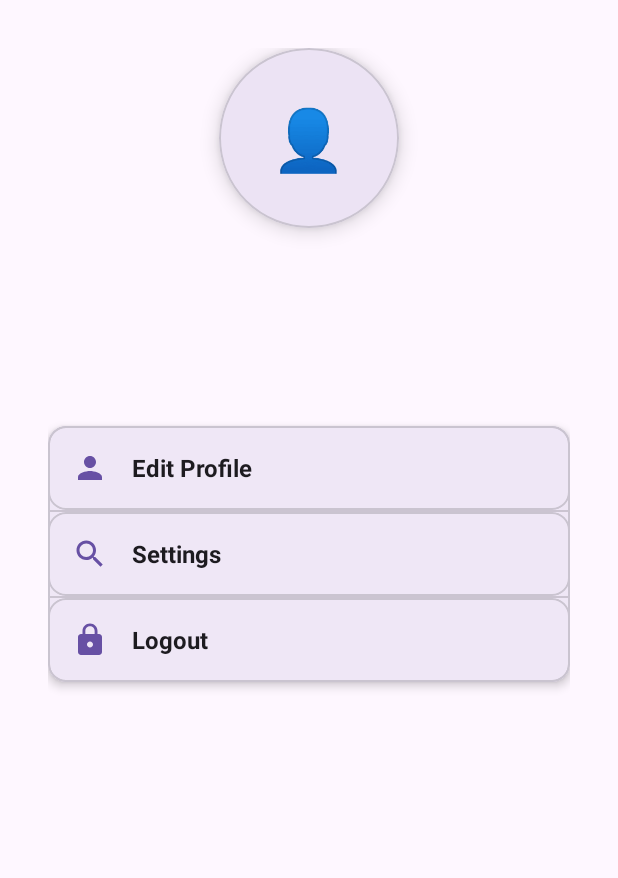
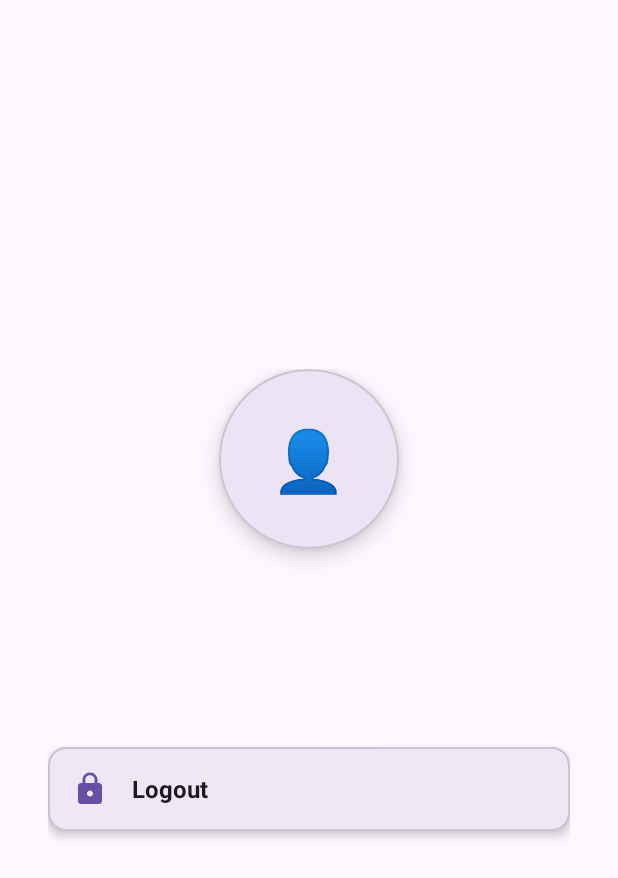
Before and after one commit to jmrec/DyipQrXml, an Android app: the fragment UserProfileFragment shown on its own in the app's theme, on a phone screen of 412 x 824 dp. Shown: the top 878 px of the screen. Run offline under Robolectric (Android 15) with nearby library versions, the phone set to English and light mode, and no system bars; 1 statement that could not run was skipped.

Commit message:
feat: remove update profile and settings

```diff
--- a/app/src/main/res/layout/fragment_user_profile.xml
+++ b/app/src/main/res/layout/fragment_user_profile.xml
@@ -10,7 +10,7 @@
         android:layout_width="match_parent"
         android:layout_height="wrap_content"
         android:orientation="vertical"
-        android:gravity="center_horizontal">
+        android:gravity="center_vertical">
 
         <!-- Profile Header -->
         <LinearLayout
@@ -58,7 +58,7 @@
                 android:id="@+id/textEmail"
                 android:layout_width="wrap_content"
                 android:layout_height="wrap_content"
-                android:text="Manage your account settings"
+                android:text=""
                 android:textColor="?attr/colorOnSurfaceVariant"
                 android:textSize="16sp" />
 
@@ -79,94 +79,94 @@
                 android:orientation="vertical">
 
                 <!-- Edit Profile -->
-                <com.google.android.material.card.MaterialCardView
-                    android:id="@+id/cardEditProfile"
-                    android:layout_width="match_parent"
-                    android:layout_height="wrap_content"
-                    app:cardBackgroundColor="?attr/colorSurface"
-                    app:cardElevation="0dp"
-                    android:clickable="true"
-                    android:focusable="true"
-                    android:foreground="?attr/selectableItemBackground">
+<!--                <com.google.android.material.card.MaterialCardView-->
+<!--                    android:id="@+id/cardEditProfile"-->
+<!--                    android:layout_width="match_parent"-->
+<!--                    android:layout_height="wrap_content"-->
+<!--                    app:cardBackgroundColor="?attr/colorSurface"-->
+<!--                    app:cardElevation="0dp"-->
+<!--                    android:clickable="true"-->
+<!--                    android:focusable="true"-->
+<!--                    android:foreground="?attr/selectableItemBackground">-->
 
-                    <LinearLayout
-                        android:layout_width="match_parent"
-                        android:layout_height="wrap_content"
-                        android:orientation="horizontal"
-                        android:padding="16dp"
-                        android:gravity="center_vertical">
+<!--                    <LinearLayout-->
+<!--                        android:layout_width="match_parent"-->
+<!--                        android:layout_height="wrap_content"-->
+<!--                        android:orientation="horizontal"-->
+<!--                        android:padding="16dp"-->
+<!--                        android:gravity="center_vertical">-->
 
-                        <ImageView
-                            android:layout_width="24dp"
-                            android:layout_height="24dp"
-                            android:src="@drawable/ic_person"
-                            android:layout_marginEnd="16dp"
-                            app:tint="?attr/colorPrimary" />
+<!--                        <ImageView-->
+<!--                            android:layout_width="24dp"-->
+<!--                            android:layout_height="24dp"-->
+<!--                            android:src="@drawable/ic_person"-->
+<!--                            android:layout_marginEnd="16dp"-->
+<!--                            app:tint="?attr/colorPrimary" />-->
 
-                        <TextView
-                            android:layout_width="0dp"
-                            android:layout_height="wrap_content"
-                            android:layout_weight="1"
-                            android:text="Edit Profile"
-                            android:textColor="?attr/colorOnSurface"
-                            android:textSize="16sp"
-                            android:textStyle="bold" />
+<!--                        <TextView-->
+<!--                            android:layout_width="0dp"-->
+<!--                            android:layout_height="wrap_content"-->
+<!--                            android:layout_weight="1"-->
+<!--                            android:text="Edit Profile"-->
+<!--                            android:textColor="?attr/colorOnSurface"-->
+<!--                            android:textSize="16sp"-->
+<!--                            android:textStyle="bold" />-->
 
-                    </LinearLayout>
+<!--                    </LinearLayout>-->
 
-                </com.google.android.material.card.MaterialCardView>
+<!--                </com.google.android.material.card.MaterialCardView>-->
 
                 <!-- Divider -->
-                <View
-                    android:layout_width="match_parent"
-                    android:layout_height="1dp"
-                    android:background="?attr/colorOutline"
-                    android:alpha="0.3" />
+<!--                <View-->
+<!--                    android:layout_width="match_parent"-->
+<!--                    android:layout_height="1dp"-->
+<!--                    android:background="?attr/colorOutline"-->
+<!--                    android:alpha="0.3" />-->
 
                 <!-- Settings -->
-                <com.google.android.material.card.MaterialCardView
-                    android:id="@+id/cardSettings"
-                    android:layout_width="match_parent"
-                    android:layout_height="wrap_content"
-                    app:cardBackgroundColor="?attr/colorSurface"
-                    app:cardElevation="0dp"
-                    android:clickable="true"
-                    android:focusable="true"
-                    android:foreground="?attr/selectableItemBackground">
+<!--                <com.google.android.material.card.MaterialCardView-->
+<!--                    android:id="@+id/cardSettings"-->
+<!--                    android:layout_width="match_parent"-->
+<!--                    android:layout_height="wrap_content"-->
+<!--                    app:cardBackgroundColor="?attr/colorSurface"-->
+<!--                    app:cardElevation="0dp"-->
+<!--                    android:clickable="true"-->
+<!--                    android:focusable="true"-->
+<!--                    android:foreground="?attr/selectableItemBackground">-->
 
-                    <LinearLayout
-                        android:layout_width="match_parent"
-                        android:layout_height="wrap_content"
-                        android:orientation="horizontal"
-                        android:padding="16dp"
-                        android:gravity="center_vertical">
+<!--                    <LinearLayout-->
+<!--                        android:layout_width="match_parent"-->
+<!--                        android:layout_height="wrap_content"-->
+<!--                        android:orientation="horizontal"-->
+<!--                        android:padding="16dp"-->
+<!--                        android:gravity="center_vertical">-->
 
-                        <ImageView
-                            android:layout_width="24dp"
-                            android:layout_height="24dp"
-                            android:src="@drawable/ic_search"
-                            android:layout_marginEnd="16dp"
-                            app:tint="?attr/colorPrimary" />
+<!--                        <ImageView-->
+<!--                            android:layout_width="24dp"-->
+<!--                            android:layout_height="24dp"-->
+<!--                            android:src="@drawable/ic_search"-->
+<!--                            android:layout_marginEnd="16dp"-->
+<!--                            app:tint="?attr/colorPrimary" />-->
 
-                        <TextView
-                            android:layout_width="0dp"
-                            android:layout_height="wrap_content"
-                            android:layout_weight="1"
-                            android:text="Settings"
-                            android:textColor="?attr/colorOnSurface"
-                            android:textSize="16sp"
-                            android:textStyle="bold" />
+<!--                        <TextView-->
+<!--                            android:layout_width="0dp"-->
+<!--                            android:layout_height="wrap_content"-->
+<!--                            android:layout_weight="1"-->
+<!--                            android:text="Settings"-->
+<!--                            android:textColor="?attr/colorOnSurface"-->
+<!--                            android:textSize="16sp"-->
+<!--                            android:textStyle="bold" />-->
 
-                    </LinearLayout>
+<!--                    </LinearLayout>-->
 
-                </com.google.android.material.card.MaterialCardView>
+<!--                </com.google.android.material.card.MaterialCardView>-->
 
                 <!-- Divider -->
-                <View
-                    android:layout_width="match_parent"
-                    android:layout_height="1dp"
-                    android:background="?attr/colorOutline"
-                    android:alpha="0.3" />
+<!--                <View-->
+<!--                    android:layout_width="match_parent"-->
+<!--                    android:layout_height="1dp"-->
+<!--                    android:background="?attr/colorOutline"-->
+<!--                    android:alpha="0.3" />-->
 
                 <!-- Logout -->
                 <com.google.android.material.card.MaterialCardView
```
